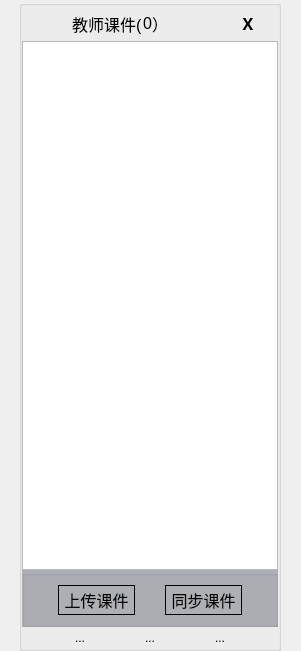
Before: the Qt Designer form QtClassClient/coursewarewidget.ui in ideallx/serveree, drawn with Qt 5.
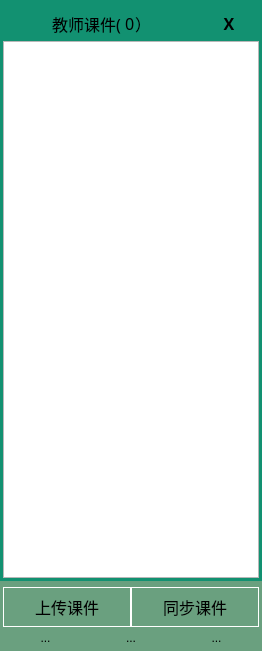
After: the same form once the commit is applied. Icons and pictures are not drawn.

What changed in the file:
```diff
--- a/QtClassClient/coursewarewidget.ui
+++ b/QtClassClient/coursewarewidget.ui
@@ -6,7 +6,7 @@
    <rect>
     <x>0</x>
     <y>0</y>
-    <width>301</width>
+    <width>258</width>
     <height>651</height>
    </rect>
   </property>
@@ -20,13 +20,26 @@
    <string>Form</string>
   </property>
   <property name="styleSheet">
-   <string notr="true">QToolButton#tbUpload, #tbSync {	
+   <string notr="true">QGroupBox#gbCourseware {
+	background-color: rgb(18, 145, 113);
+	border: none;
+}
+
+QToolButton#tbUpload, #tbSync {	
 	border-style: outset;
 	border-width: 1px;
-	border-color: black;
+	border-color: white;
+}
+
+QGroupBox#gbTools {
+	background-color: rgb(106, 160, 127);
+	border: none;
 }</string>
   </property>
-  <layout class="QHBoxLayout" name="horizontalLayout_2">
+  <layout class="QVBoxLayout" name="verticalLayout_3">
+   <property name="spacing">
+    <number>0</number>
+   </property>
    <property name="leftMargin">
     <number>0</number>
    </property>
@@ -97,11 +110,12 @@
           </property>
           <property name="font">
            <font>
+            <family>微软雅黑</family>
             <pointsize>12</pointsize>
            </font>
           </property>
           <property name="text">
-           <string>教师课件(</string>
+           <string>教师课件( </string>
           </property>
          </widget>
         </item>
@@ -115,6 +129,7 @@
           </property>
           <property name="font">
            <font>
+            <family>微软雅黑</family>
             <pointsize>12</pointsize>
            </font>
           </property>
@@ -133,6 +148,7 @@
           </property>
           <property name="font">
            <font>
+            <family>微软雅黑</family>
             <pointsize>12</pointsize>
            </font>
           </property>
@@ -192,25 +208,55 @@
         </property>
        </widget>
       </item>
+     </layout>
+    </widget>
+   </item>
       <item>
-       <widget class="QGroupBox" name="gbWareCtrl">
+    <widget class="QGroupBox" name="gbTools">
         <property name="styleSheet">
-         <string notr="true">background-color: rgb(174, 175, 180);</string>
+      <string notr="true"/>
         </property>
         <property name="title">
          <string/>
         </property>
-        <layout class="QHBoxLayout" name="horizontalLayout_3">
+     <layout class="QVBoxLayout" name="verticalLayout_2">
+      <property name="spacing">
+       <number>0</number>
+      </property>
+      <property name="leftMargin">
+       <number>0</number>
+      </property>
+      <property name="topMargin">
+       <number>0</number>
+      </property>
+      <property name="rightMargin">
+       <number>0</number>
+      </property>
+      <property name="bottomMargin">
+       <number>0</number>
+      </property>
+      <item>
+       <layout class="QHBoxLayout" name="horizontalLayout_2">
+        <property name="spacing">
+         <number>0</number>
+        </property>
          <item>
           <widget class="QToolButton" name="tbUpload">
+          <property name="sizePolicy">
+           <sizepolicy hsizetype="Expanding" vsizetype="Fixed">
+            <horstretch>0</horstretch>
+            <verstretch>0</verstretch>
+           </sizepolicy>
+          </property>
            <property name="minimumSize">
             <size>
              <width>0</width>
-             <height>30</height>
+            <height>40</height>
             </size>
            </property>
            <property name="font">
             <font>
+            <family>微软雅黑</family>
              <pointsize>12</pointsize>
             </font>
            </property>
@@ -227,14 +273,21 @@
          </item>
          <item>
           <widget class="QToolButton" name="tbSync">
+          <property name="sizePolicy">
+           <sizepolicy hsizetype="Expanding" vsizetype="Fixed">
+            <horstretch>0</horstretch>
+            <verstretch>0</verstretch>
+           </sizepolicy>
+          </property>
            <property name="minimumSize">
             <size>
              <width>0</width>
-             <height>30</height>
+            <height>40</height>
             </size>
            </property>
            <property name="font">
             <font>
+            <family>微软雅黑</family>
              <pointsize>12</pointsize>
             </font>
            </property>
@@ -253,12 +306,26 @@
           </widget>
          </item>
         </layout>
-       </widget>
       </item>
       <item>
        <layout class="QHBoxLayout" name="horizontalLayout">
+        <property name="spacing">
+         <number>0</number>
+        </property>
         <item>
          <widget class="QToolButton" name="tbPrev">
+          <property name="sizePolicy">
+           <sizepolicy hsizetype="Expanding" vsizetype="Fixed">
+            <horstretch>0</horstretch>
+            <verstretch>0</verstretch>
+           </sizepolicy>
+          </property>
+          <property name="maximumSize">
+           <size>
+            <width>16777215</width>
+            <height>40</height>
+           </size>
+          </property>
           <property name="text">
            <string>...</string>
           </property>
@@ -279,6 +346,18 @@
         </item>
         <item>
          <widget class="QToolButton" name="tbStart">
+          <property name="sizePolicy">
+           <sizepolicy hsizetype="Expanding" vsizetype="Fixed">
+            <horstretch>0</horstretch>
+            <verstretch>0</verstretch>
+           </sizepolicy>
+          </property>
+          <property name="maximumSize">
+           <size>
+            <width>16777215</width>
+            <height>40</height>
+           </size>
+          </property>
           <property name="text">
            <string>...</string>
           </property>
@@ -299,6 +378,18 @@
         </item>
         <item>
          <widget class="QToolButton" name="tbNext">
+          <property name="sizePolicy">
+           <sizepolicy hsizetype="Expanding" vsizetype="Fixed">
+            <horstretch>0</horstretch>
+            <verstretch>0</verstretch>
+           </sizepolicy>
+          </property>
+          <property name="maximumSize">
+           <size>
+            <width>16777215</width>
+            <height>40</height>
+           </size>
+          </property>
           <property name="styleSheet">
            <string notr="true"/>
           </property>
```
Left out of the diff: 6 changed lines with no effect on the pictures. Lines whose indentation alone changed are shown as unchanged.
